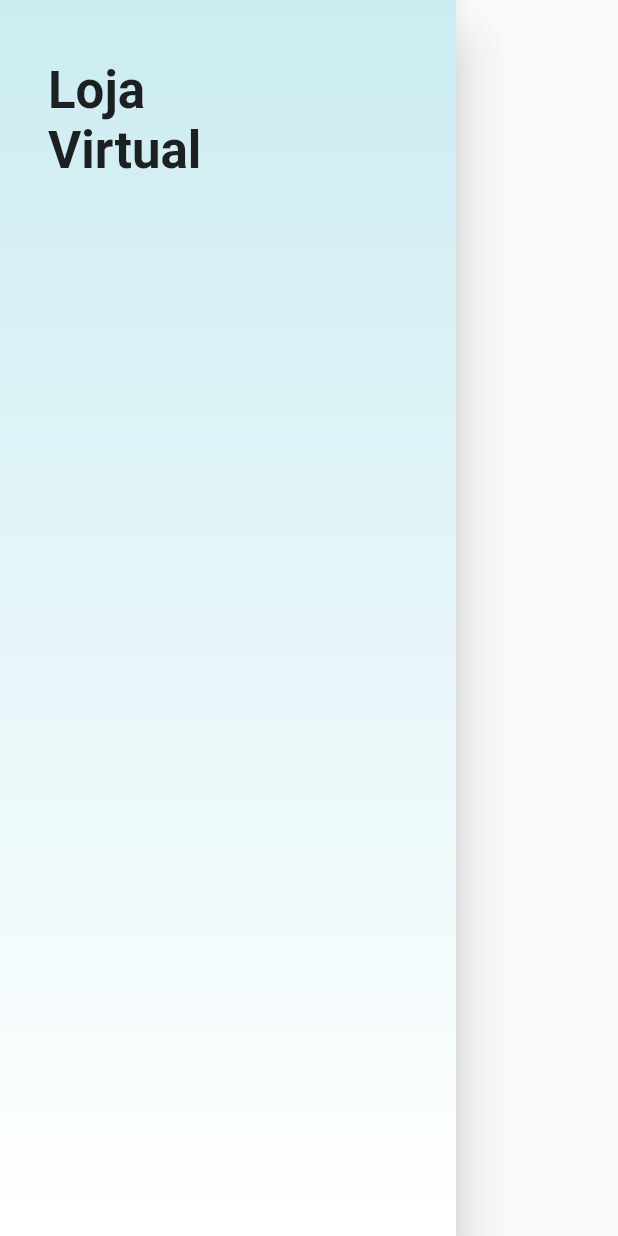
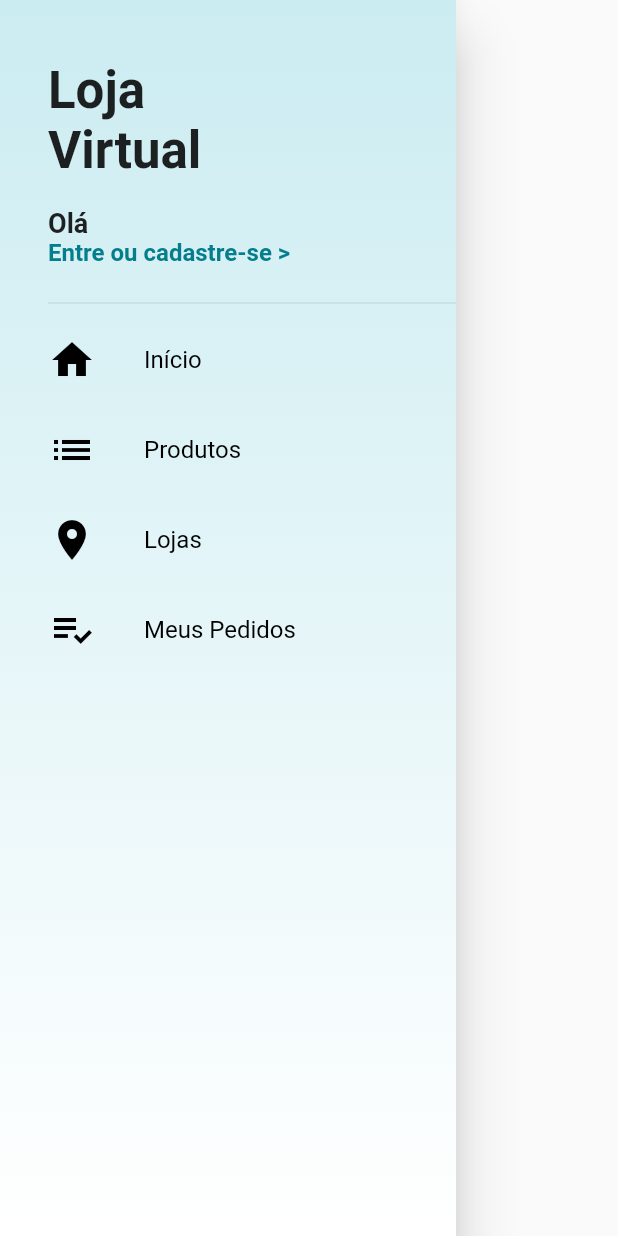
Before and after one commit to augustosilas/virtual-storage, a Flutter app: the CustomDrawer widget shown alone on an empty page, opened directly, on a phone screen of 412 x 824 dp. Run offline on Flutter 3.47's test engine with Material 2 defaults, Android fonts, the phone set to English and light mode, and no system bars; our stand-ins replace cloud_firestore, firebase_core, transparent_image; accounts and stored records are empty.

Commit message:
drawer items
Signed-off-by: Silas Augusto <augusto.fernandes775@gmail.com>

```diff
--- /dev/null
+++ b/lib/tiles/drawer_tile.dart
@@ -0,0 +1,38 @@
+import 'package:flutter/material.dart';
+
+class DrawerTile extends StatelessWidget {
+  final IconData icon;
+  final String text;
+
+  const DrawerTile({Key key, this.icon, this.text}) : super(key: key);
+
+  @override
+  Widget build(BuildContext context) {
+    return Material(
+      color: Colors.transparent,
+      child: InkWell(
+        onTap: () {},
+        child: Container(
+          height: 60.0,
+          child: Row(
+            children: [
+              Icon(
+                icon,
+                size: 32.0,
+                color: Colors.black,
+              ),
+              SizedBox(width: 32.0),
+              Text(
+                text,
+                style: TextStyle(
+                  fontSize: 16.0,
+                  color: Colors.black,
+                ),
+              )
+            ],
+          ),
+        ),
+      ),
+    );
+  }
+}
--- a/lib/widgets/custom_drawer.dart
+++ b/lib/widgets/custom_drawer.dart
@@ -1,4 +1,5 @@
 import 'package:flutter/material.dart';
+import 'package:virtual_store/tiles/drawer_tile.dart';
 
 class CustomDrawer extends StatelessWidget {
   @override
@@ -39,9 +40,41 @@ class CustomDrawer extends StatelessWidget {
                         ),
                       ),
                     ),
+                    Positioned(
+                      left: 0.0,
+                      bottom: 0.0,
+                      child: Column(
+                        crossAxisAlignment: CrossAxisAlignment.start,
+                        children: [
+                          Text(
+                            "Olá",
+                            style: TextStyle(
+                              fontSize: 18.0,
+                              fontWeight: FontWeight.bold,
+                            ),
+                          ),
+                          GestureDetector(
+                            child: Text(
+                              "Entre ou cadastre-se >",
+                              style: TextStyle(
+                                color: Theme.of(context).primaryColor,
+                                fontSize: 16.0,
+                                fontWeight: FontWeight.bold,
+                              ),
+                            ),
+                            onTap: () {},
+                          )
+                        ],
+                      ),
+                    ),
                   ],
                 ),
               ),
+              Divider(),
+              DrawerTile(icon: Icons.home, text: "Início"),
+              DrawerTile(icon: Icons.list, text: "Produtos"),
+              DrawerTile(icon: Icons.location_on, text: "Lojas"),
+              DrawerTile(icon: Icons.playlist_add_check, text: "Meus Pedidos"),
             ],
           )
         ],
```
